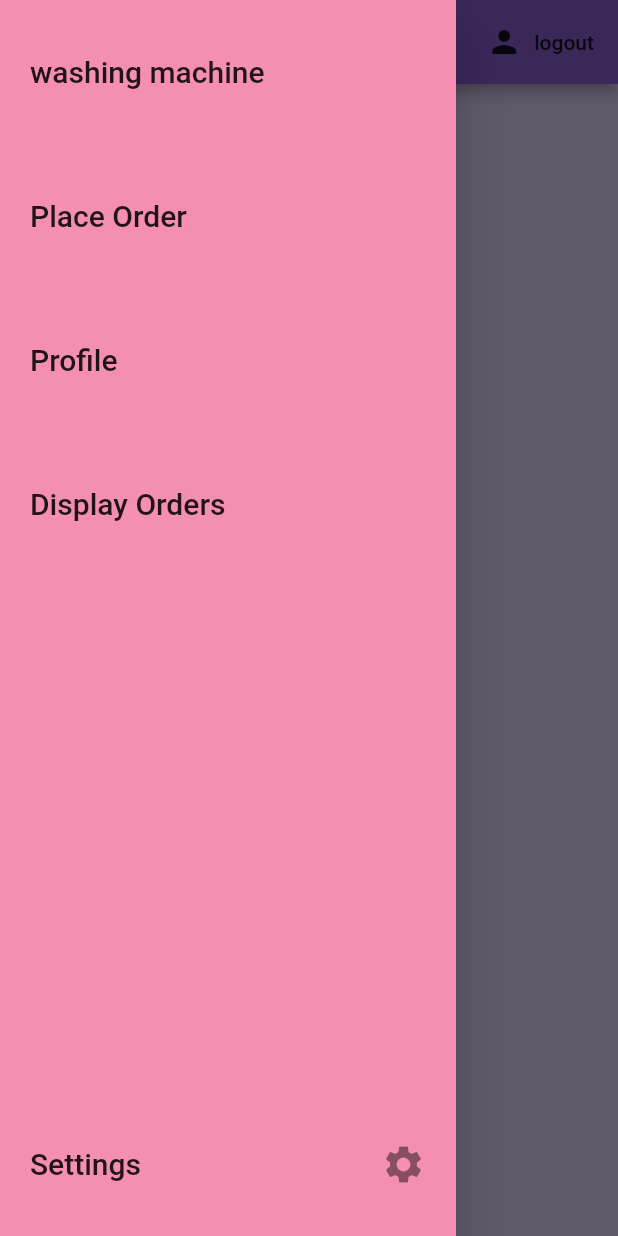
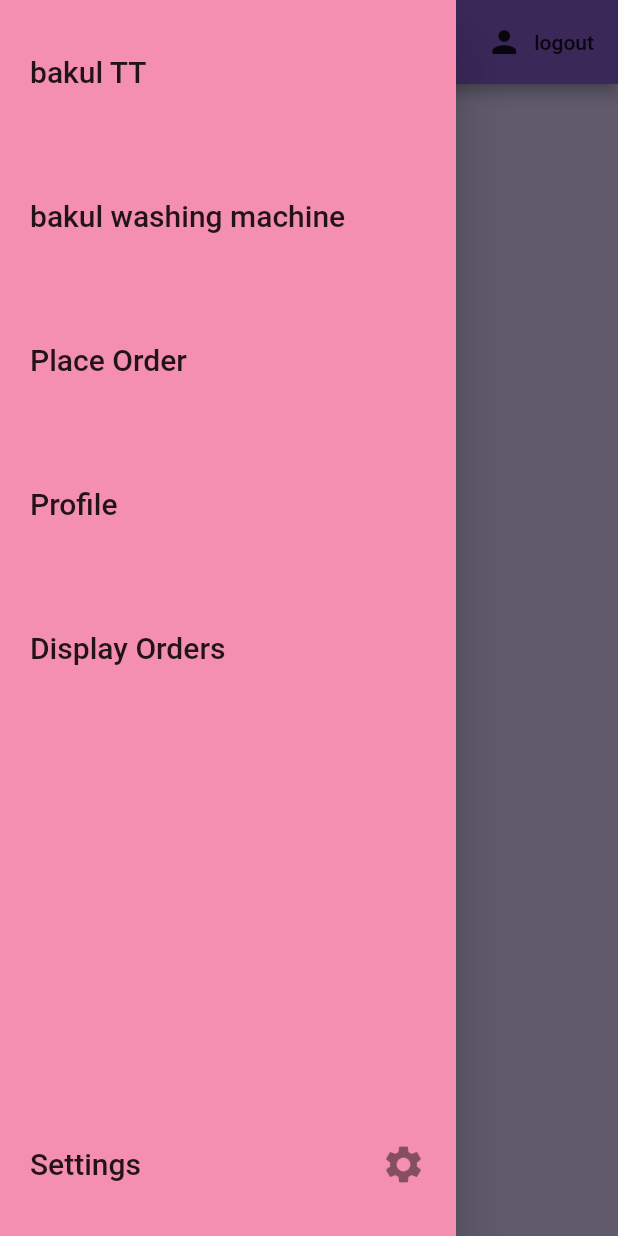
Before and after one commit to deutranium/Heibi, a Flutter app: the screen it shows once a user with an empty profile is signed in, with the side drawer open, on a phone screen of 412 x 824 dp. Run offline on Flutter 3.47's test engine with Material 2 defaults, Android fonts, the phone set to English and light mode, and no system bars; our stand-ins replace cloud_firestore, firebase_auth, flutter_signin_button, flutter_spinkit, google_sign_in, shared_preferences; accounts and stored records are empty.

Commit message:
made homescreen stuff clickable, washing machine timer however doesnt work

```diff
--- a/from_scratch/lib/models/option.dart
+++ b/from_scratch/lib/models/option.dart
@@ -1,3 +1,11 @@
+import 'package:from_scratch/screens/services/displayOrders.dart';
+import 'package:from_scratch/screens/services/orderForm.dart';
+import 'package:from_scratch/screens/services/sport.dart';
+import 'package:from_scratch/screens/services/wash.dart';
+import 'package:from_scratch/screens/services/profile.dart';
+import 'package:from_scratch/screens/settings/settings.dart';
+
+
 class Option {
   String name;
   String key;
@@ -16,3 +24,19 @@ List<Option> options = [
   Option('Bakul Warehouse', 'f3'),
   Option('NBH Table Tennis', 'f4'),
 ];
+ var identifier = {
+   'DLF': FormScreen(),
+   'J.C.': FormScreen(),
+   'Washing Machine' : new WashingMachine(number: 0, item: 'WashingMachines', maxNum: 3),
+   'Bakul Warehouse' : sport(number: 0, item: 'Table Tennis', maxNum: 2),
+   'NBH Table Tennis' : sport(number: 0, item: 'Table Tennis', maxNum: 2),
+ };
+
+
+class OptionDisplay {
+  String name;
+  dynamic link;
+  OptionDisplay(String name){
+    this.name = name;
+  }
+}
--- a/from_scratch/lib/shared/dropdown.dart
+++ b/from_scratch/lib/shared/dropdown.dart
@@ -1,6 +1,7 @@
 import 'package:flutter/material.dart';
 import 'package:from_scratch/screens/services/displayOrders.dart';
 import 'package:from_scratch/screens/services/orderForm.dart';
+import 'package:from_scratch/screens/services/sport.dart';
 import 'package:from_scratch/screens/services/wash.dart';
 import 'package:from_scratch/screens/services/profile.dart';
 import 'package:from_scratch/screens/settings/settings.dart';
@@ -16,7 +17,20 @@ class MainDrawer extends StatelessWidget {
             ListTile(
               contentPadding: EdgeInsets.all(20.0),
               title: Text(
-                'washing machine',
+                'bakul TT',
+                style: TextStyle(fontSize: 20),
+              ),
+              onTap: () {
+                Navigator.push(context, MaterialPageRoute(builder: (context) {
+                  return new sport(
+                      number: 0, item: 'Table Tennis', maxNum: 2);
+                }));
+              },
+            ),
+            ListTile(
+              contentPadding: EdgeInsets.all(20.0),
+              title: Text(
+                'bakul washing machine',
                 style: TextStyle(fontSize: 20),
               ),
               onTap: () {
```
Also changed, not shown: from_scratch/lib/screens/home/home.dart (+10 -0 lines), from_scratch/lib/screens/services/sport.dart (added, +86 -0 lines), from_scratch/pubspec.lock.
